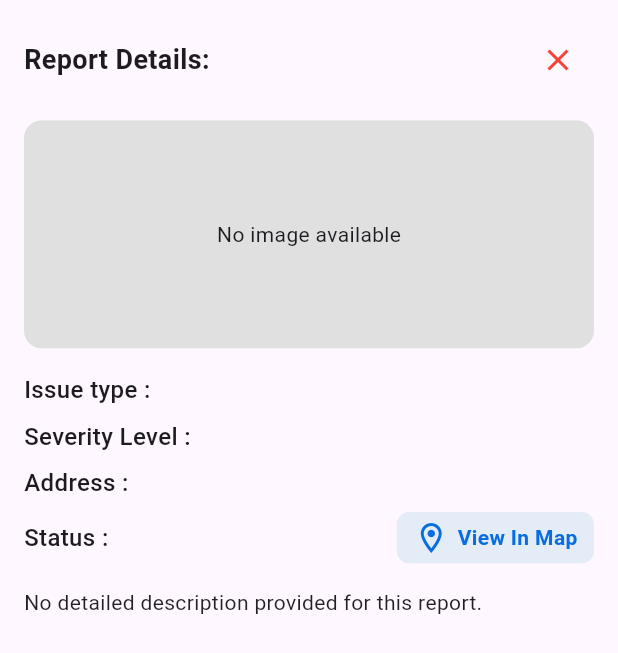
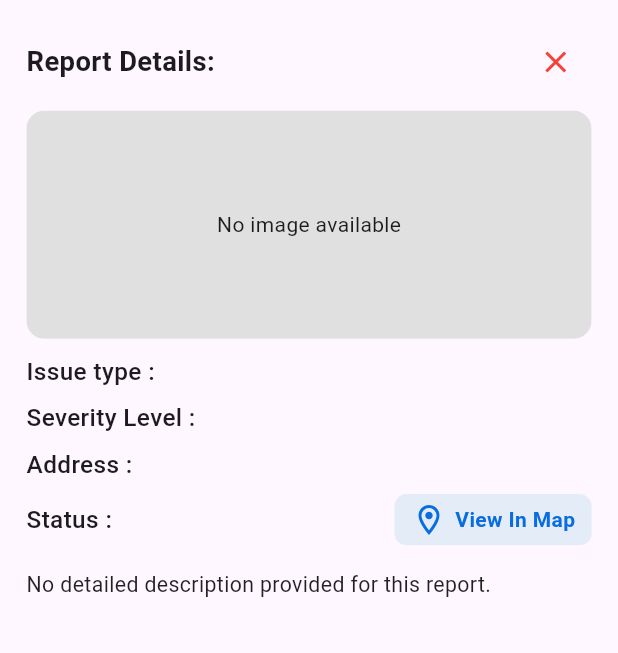
Before and after one commit to shakibalhasan-code/pothole, a Flutter app: the ReportProblemBottomSheet widget shown alone on an empty page, opened directly with empty values, after a tap on the "close" icon, after a tap on "No image available", on a phone screen of 412 x 824 dp. Shown: the top 653 px of the screen. Run offline on Flutter 3.47's test engine with Material 3 defaults, Android fonts, the phone set to English and light mode, and no system bars; our stand-ins replace cached_network_image, dots_indicator, firebase_auth, firebase_core, flutter_image_compress, flutter_otp_text_field and 13 more; accounts and stored records are empty; network calls fail.

```diff
--- a/lib/core/utils/constants/app_icons.dart
+++ b/lib/core/utils/constants/app_icons.dart
@@ -5,6 +5,7 @@ class AppIcons {
   static const String emailIcon = '$iconsPath/email_icon.svg';
   static const String passwordIcon = '$iconsPath/password_icon.svg';
   static const String eyeVisibleIcon = '$iconsPath/eye_visible_icon.svg';
+  static const String eyeInvisibleIcon = '$iconsPath/eye_invisible_icon.svg';
 
   ///auth_icons
   static const String googleIcon = '$iconsPath/google_icon.svg';
--- a/lib/features/auth/view/sign_in_screen.dart
+++ b/lib/features/auth/view/sign_in_screen.dart
@@ -109,8 +109,9 @@ class SignInScreen extends StatelessWidget {
                           suffixIcon: IconButton(
                             padding: iconPadding,
                             icon: SvgPicture.asset(
-                              AppIcons
-                                  .eyeVisibleIcon, // TODO: Replace with actual hidden icon
+                              controller.isPasswordVisible.value
+                                  ? AppIcons.eyeVisibleIcon
+                                  : AppIcons.eyeInvisibleIcon,
                               width: 20.w,
                               height: 20.h,
                               fit: BoxFit.contain,
--- a/lib/features/auth/view/sign_up_screen.dart
+++ b/lib/features/auth/view/sign_up_screen.dart
@@ -199,8 +199,9 @@ class SignUpScreen extends StatelessWidget {
                           suffixIcon: IconButton(
                             padding: iconPadding,
                             icon: SvgPicture.asset(
-                              AppIcons
-                                  .eyeVisibleIcon, // TODO: Replace if needed
+                              controller.isPasswordVisible.value
+                                  ? AppIcons.eyeVisibleIcon
+                                  : AppIcons.eyeInvisibleIcon,
                               width: 20.w,
                               height: 20.h,
                               fit: BoxFit.contain,
--- a/lib/features/reports/view/components/reports_details.dart
+++ b/lib/features/reports/view/components/reports_details.dart
@@ -46,21 +46,16 @@ class ReportProblemBottomSheet extends StatelessWidget {
         case DialogAction.yes:
           print('User selected: Yes, Resolved');
           await reportsController.verifyReport(id: report.id, status: 'Yes');
-          // Potentially update report status and then close
-
           break;
         case DialogAction.dontKnow:
           print("User selected: I Don't Know");
           await reportsController.verifyReport(
             id: report.id,
-            status: 'I don\'t Know',
+            status: "I don't know",
           );
-
-          // Maybe keep the bottom sheet open or take other action
           break;
       }
     } else {
-      // Dialog was dismissed by other means (e.g. back button on Android if barrierDismissible true)
       print('Dialog dismissed without selection');
     }
   }
@@ -87,7 +82,7 @@ class ReportProblemBottomSheet extends StatelessWidget {
             : 'No detailed description provided for this report.';
 
     return Padding(
-      padding: const EdgeInsets.all(16.0),
+      padding: EdgeInsets.all(16.w), // Use responsive padding
       child: Column(
         mainAxisSize: MainAxisSize.min,
         crossAxisAlignment: CrossAxisAlignment.start,
@@ -96,30 +91,21 @@ class ReportProblemBottomSheet extends StatelessWidget {
             mainAxisAlignment: MainAxisAlignment.spaceBetween,
             children: [
               Expanded(
-                // Added Expanded to prevent overflow if title is long
                 child: Text(
                   'Report Details: ${report.issue}',
-                  style: const TextStyle(
-                    fontSize: 18,
+                  style: TextStyle(
+                    fontSize: 18.sp, // Use responsive font size
                     fontWeight: FontWeight.bold,
                   ),
-                  overflow: TextOverflow.ellipsis, // Handle long text
+                  overflow: TextOverflow.ellipsis,
                 ),
               ),
               IconButton(
                 icon: const Icon(Icons.close, color: AppColors.redColor),
                 onPressed: () {
-                  // Instead of Get.back(), show the custom dialog
                   getVerifyList().then((isVerified) {
                     if (isVerified) {
                       Get.back();
-                      // Get.snackbar(
-                      //   'Info',
-                      //   'You have already verified this report.',
-                      //   snackPosition: SnackPosition.BOTTOM,
-                      //   backgroundColor: Colors.yellow[100],
-                      //   colorText: Colors.black,
-                      // );
                       printError(
                         info: 'You have already verified this report.',
                       );
@@ -131,17 +117,17 @@ class ReportProblemBottomSheet extends StatelessWidget {
               ),
             ],
           ),
-          const SizedBox(height: 8),
+          SizedBox(height: 8.h),
           FutureBuilder<bool>(
             future: getVerifyList(),
             builder: (context, snapshot) {
               if (snapshot.connectionState == ConnectionState.waiting) {
-                return const SizedBox.shrink(); // Show nothing while loading
+                return const SizedBox.shrink();
               } else if (snapshot.hasData && snapshot.data == true) {
-                return const Text(
+                return Text(
                   'You have already verified this report.',
                   style: TextStyle(
-                    fontSize: 14,
+                    fontSize: 14.sp,
                     color: Colors.green,
                     fontWeight: FontWeight.w500,
                   ),
@@ -151,26 +137,23 @@ class ReportProblemBottomSheet extends StatelessWidget {
               }
             },
           ),
-          SizedBox(height: 8.h),
-          // Display image dynamically
+          // SizedBox(height: 8.h),
           InkWell(
             onTap: () {
               if (imageUrl != null) {
                 final imageProvider = Image.network(imageUrl).image;
-                showImageViewer(
-                  context,
-                  imageProvider,
-                  immersive: false,
-                ); // immersive: false is often preferred for bottom sheets
+                showImageViewer(context, imageProvider, immersive: false);
               }
             },
             child: ClipRRect(
-              borderRadius: BorderRadius.circular(12),
+              borderRadius: BorderRadius.circular(
+                12.r,
+              ), // Use responsive border radius
               child:
                   imageUrl != null
                       ? Image.network(
-                        imageUrl, // Removed imageUrl! as it's already checked
-                        height: 150.h, // Used .h from screenutil
+                        imageUrl,
+                        height: 150.h, // Use responsive height
                         width: double.infinity,
                         fit: BoxFit.cover,
                         errorBuilder:
@@ -206,16 +189,13 @@ class ReportProblemBottomSheet extends StatelessWidget {
                       ),
             ),
           ),
-          const SizedBox(height: 16),
-
-          // Video display section
+          SizedBox(height: 10.h),
           if (report.videos.isNotEmpty) ...[
-            // Removed the extra SizedBox(height: 16) as there's one above
             Text(
               'Videos:',
               style: TextStyle(fontSize: 16.sp, fontWeight: FontWeight.bold),
             ),
-            const SizedBox(height: 8),
+            SizedBox(height: 8.h),
             SizedBox(
               height: 100.h,
               child: ListView.builder(
@@ -225,17 +205,17 @@ class ReportProblemBottomSheet extends StatelessWidget {
                   String videoUrl = report.videos[index];
                   return InkWell(
                     onTap: () {
-                      Get.to(
-                        () => VideoPlayerViewGetx(videoUrl: videoUrl),
-                      ); // Pass widget instance
-                      print('Play video from URL: $videoUrl');
+                      Get.to(() => VideoPlayerViewGetx(videoUrl: videoUrl));
                     },
                     child: Container(
-                      margin: const EdgeInsets.only(right: 8),
-                      // height: 70.h, // Height is managed by parent SizedBox
+                      margin: EdgeInsets.only(
+                        right: 8.w,
+                      ), // Use responsive margin
                       width: 150.w,
                       decoration: BoxDecoration(
-                        borderRadius: BorderRadius.circular(12),
+                        borderRadius: BorderRadius.circular(
+                          12.r,
+                        ), // Use responsive radius
                         color: Colors.black,
                       ),
                       child: Center(
@@ -250,39 +230,39 @@ class ReportProblemBottomSheet extends StatelessWidget {
                 },
               ),
             ),
-            const SizedBox(height: 16), // Added SizedBox after video list
+            SizedBox(height: 16.h),
           ],
-
-          // Issue details and status
-          // const SizedBox(height: 16), // Removed as videos section adds one if present
           Text(
             'Issue type : ${report.issue}',
-            style: const TextStyle(fontSize: 16, fontWeight: FontWeight.w500),
+            style: TextStyle(fontSize: 16.sp, fontWeight: FontWeight.w500),
           ),
-          const SizedBox(height: 8),
+          SizedBox(height: 8.h),
           Text(
             'Severity Level : ${report.severityLevel}',
-            style: const TextStyle(fontSize: 16, fontWeight: FontWeight.w500),
+            style: TextStyle(fontSize: 16.sp, fontWeight: FontWeight.w500),
           ),
-          const SizedBox(height: 8),
+          SizedBox(height: 8.h),
           Text(
             'Address : ${report.location.address}',
-            style: const TextStyle(fontSize: 16, fontWeight: FontWeight.w500),
+            style: TextStyle(fontSize: 16.sp, fontWeight: FontWeight.w500),
           ),
-          const SizedBox(height: 8),
+          SizedBox(height: 8.h),
           Row(
             mainAxisAlignment: MainAxisAlignment.spaceBetween,
             children: [
               Row(
                 children: [
-                  const Text(
+                  Text(
                     'Status : ',
-                    style: TextStyle(fontSize: 16, fontWeight: FontWeight.w500),
+                    style: TextStyle(
+                      fontSize: 16.sp,
+                      fontWeight: FontWeight.w500,
+                    ),
                   ),
                   Text(
                     report.status,
                     style: TextStyle(
-                      fontSize: 16,
+                      fontSize: 16.sp,
                       fontWeight: FontWeight.w500,
                       color: statusColor,
                     ),
@@ -302,7 +282,6 @@ class ReportProblemBottomSheet extends StatelessWidget {
                     if (await canLaunchUrl(mapUrl)) {
                       await launchUrl(mapUrl);
                     } else {
-                      // Handle error: Could not launch URL
                       Get.snackbar(
                         'Error',
                         'Could not open map.',
@@ -310,9 +289,6 @@ class ReportProblemBottomSheet extends StatelessWidget {
                       );
                       print('Could not launch $mapUrl');
                     }
-                    print(
-                      'View in Map tapped for Latitude: ${report.location.latitude}, Longitude: ${report.location.longitude}',
-                    );
                   },
                   child: Padding(
                     padding: EdgeInsets.symmetric(
@@ -340,14 +316,12 @@ class ReportProblemBottomSheet extends StatelessWidget {
               ),
             ],
           ),
-          const SizedBox(height: 16),
-
-          // Dynamic description display
+          SizedBox(height: 16.h),
           Text(
             descriptionToDisplay,
-            style: const TextStyle(fontSize: 14, color: Colors.black87),
+            style: TextStyle(fontSize: 14.sp, color: Colors.black87),
           ),
-          const SizedBox(height: 16),
+          // SizedBox(height: 16.h),
         ],
       ),
     );
```
Also changed, not shown: assets/svg/eye_invisible_icon.svg (added).
